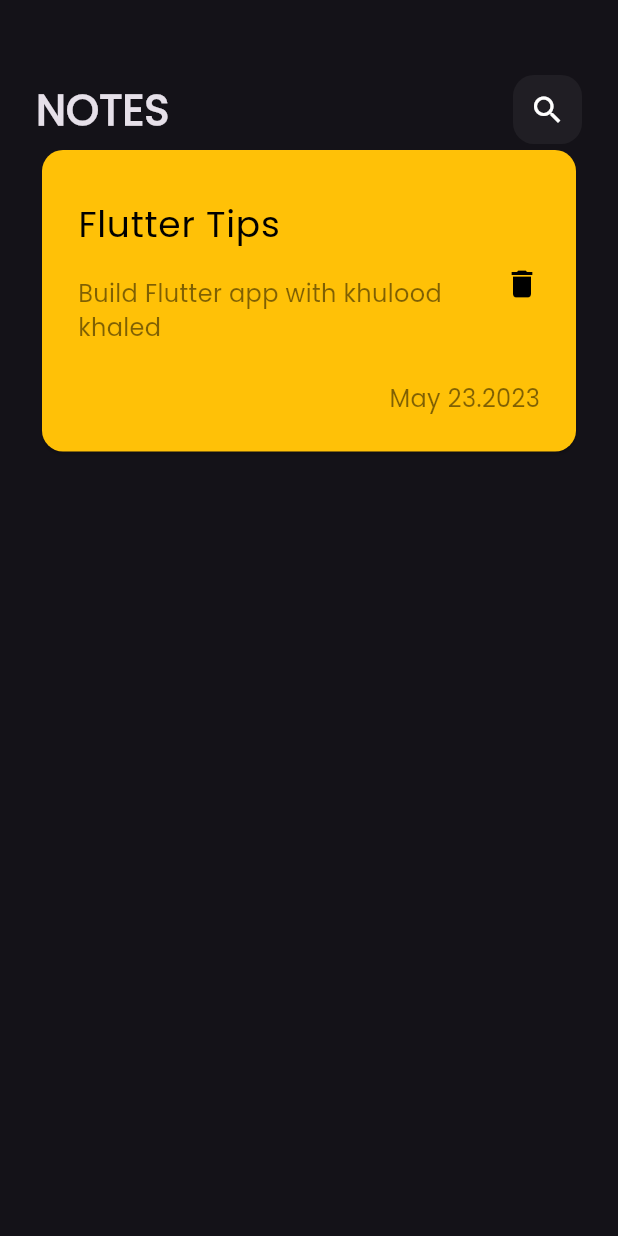
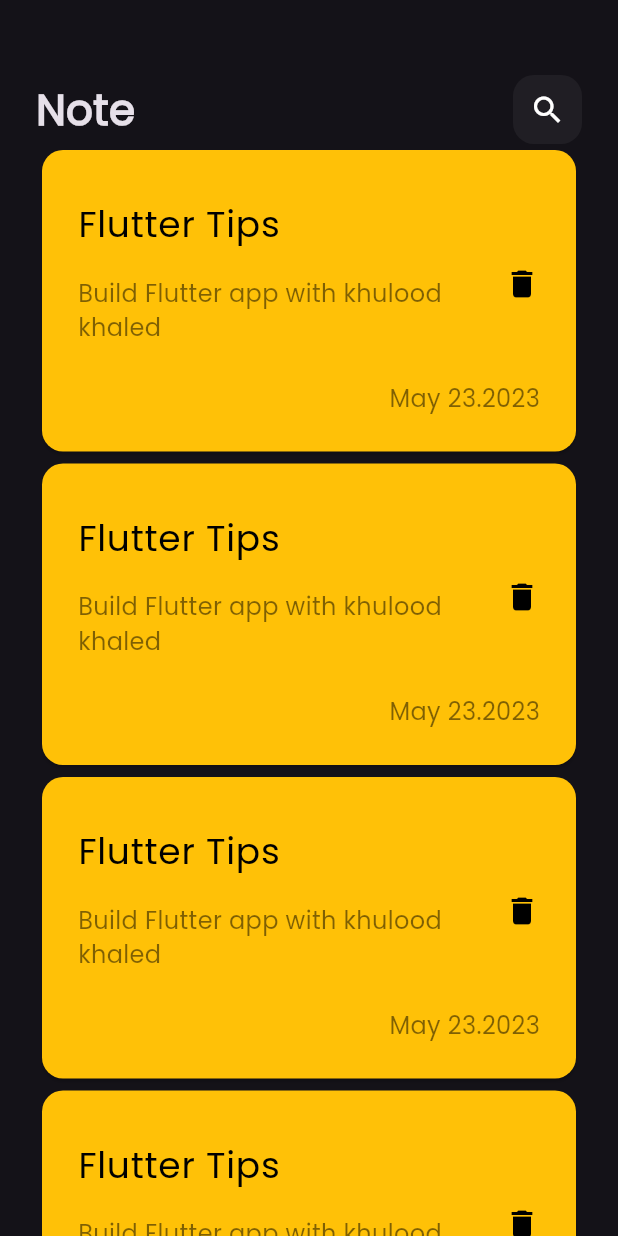
Before and after one commit to Khulood66/note_app, a Flutter app: the screen it shows after launch, on a phone screen of 412 x 824 dp. Run offline on Flutter 3.47's test engine with Material 3 defaults, Android fonts, the phone set to English and light mode, and no system bars.

Commit message:
create custom listviewbilder for display nots and make appbar able to mutable

```diff
--- a/lib/Views/Widgets/custom_app_bar.dart
+++ b/lib/Views/Widgets/custom_app_bar.dart
@@ -2,17 +2,17 @@ import 'package:flutter/material.dart';
 import 'package:nots_app/Views/Widgets/custom_search.dart';
 
 class CustomAppBar extends StatelessWidget {
-  const CustomAppBar({super.key});
-
+  const CustomAppBar({super.key, required this.icon, required this.title});
+  final IconData icon;
+  final String title;
   @override
   Widget build(BuildContext context) {
-    return const Row(
+    return Row(
       mainAxisAlignment: MainAxisAlignment.spaceBetween,
       children: [
-        Text("NOTES",
-            style: TextStyle(fontSize: 28, fontWeight: FontWeight.bold)),
-        CustomSearch(),
-
+        Text(title,
+            style: const TextStyle(fontSize: 28, fontWeight: FontWeight.bold)),
+        CustomSearch(icon:icon,),
       ],
     );
   }
--- /dev/null
+++ b/lib/Views/Widgets/custom_list_viewbuilder_notes.dart
@@ -0,0 +1,20 @@
+import 'package:flutter/material.dart';
+import 'package:nots_app/Views/Widgets/custom_note_card.dart';
+
+class ListViewBuliderNotes extends StatelessWidget {
+  const ListViewBuliderNotes({super.key});
+
+  @override
+  Widget build(BuildContext context) {
+    return  Expanded(
+            child: ListView.builder(
+              padding: EdgeInsets.zero,
+              itemBuilder: (context, index) {
+                return const CustomNoteCard(
+                    title: "Flutter Tips",
+                    description: "Build Flutter app with khulood khaled");
+              },
+            ),
+          );
+  }
+}
--- a/lib/Views/Widgets/custom_note_card.dart
+++ b/lib/Views/Widgets/custom_note_card.dart
@@ -1,11 +1,17 @@
 import 'package:flutter/material.dart';
 
 class CustomNoteCard extends StatelessWidget {
-  const CustomNoteCard({super.key});
+  const CustomNoteCard({super.key,required this.title,required this.description});
+  final String title;
+  final String description;
 
   @override
   Widget build(BuildContext context) {
-    return Card(
+    return GestureDetector(
+      onTap: (){
+
+      },
+      child: Card(
           color: Colors.amber,
           shape: const RoundedRectangleBorder(
               borderRadius: BorderRadius.all(Radius.circular(14))),
@@ -16,9 +22,9 @@ class CustomNoteCard extends StatelessWidget {
               children: [
                 ListTile(
                   contentPadding: const EdgeInsets.all(0),
-                title: const Text(
-                  'Flutter Tips',
-                  style: TextStyle(
+                  title:  Text(
+                    title,
+                    style: const TextStyle(
                       color: Colors.black,
                       fontSize: 24,
                     ),
@@ -26,7 +32,7 @@ class CustomNoteCard extends StatelessWidget {
                   subtitle: Padding(
                     padding: const EdgeInsets.symmetric(vertical: 16),
                     child: Text(
-                    "Build Flutter app with khulood khaled",
+                      description,
                       style: TextStyle(
                           color: Colors.black.withOpacity(0.5), fontSize: 16),
                     ),
@@ -41,6 +47,7 @@ class CustomNoteCard extends StatelessWidget {
                         color: Colors.black.withOpacity(0.5), fontSize: 16))
               ],
             ),
-        ));
+          )),
+    );
   }
 }
--- a/lib/Views/Widgets/custom_search.dart
+++ b/lib/Views/Widgets/custom_search.dart
@@ -1,18 +1,21 @@
 import 'package:flutter/material.dart';
 
 class CustomSearch extends StatelessWidget {
-  const CustomSearch({super.key});
-
+  const CustomSearch({super.key, required this.icon});
+  final IconData icon;
   @override
   Widget build(BuildContext context) {
-    return  Container(
+    return Container(
       height: 46,
       width: 46,
       decoration: BoxDecoration(
           color: Colors.white.withOpacity(0.05),
-                  borderRadius: BorderRadius.circular(14)
+          borderRadius: BorderRadius.circular(14)),
+      child: Icon(
+        icon,
+        size: 24,
+        color: Colors.white,
       ),
-                child: const Icon(Icons.search,size: 24,color: Colors.white,),
     );
   }
 }
--- a/lib/Views/Widgets/notes_view_body.dart
+++ b/lib/Views/Widgets/notes_view_body.dart
@@ -1,21 +1,27 @@
 import 'package:flutter/material.dart';
 import 'package:nots_app/Views/Widgets/custom_app_bar.dart';
-import 'package:nots_app/Views/Widgets/custom_note_card.dart';
+import 'package:nots_app/Views/Widgets/custom_list_viewbuilder_notes.dart';
+
 //this page for Nots View to display all nots
 class NotesViewBody extends StatelessWidget {
   const NotesViewBody({super.key});
 
   @override
   Widget build(BuildContext context) {
-    return  const Padding(
+    return const Padding(
       padding: EdgeInsets.symmetric(horizontal: 24),
       child: Column(
         children: [
-            SizedBox(height: 50,),
-          CustomAppBar(),
-          CustomNoteCard(),
+          SizedBox(
+            height: 50,
+          ),
+          CustomAppBar(
+            title: "Note",
+            icon: Icons.search,
+          ),
+          ListViewBuliderNotes()
         ],
       ),
-    ) ;
+    );
   }
 }
```
Lines whose indentation alone changed are shown as unchanged.
